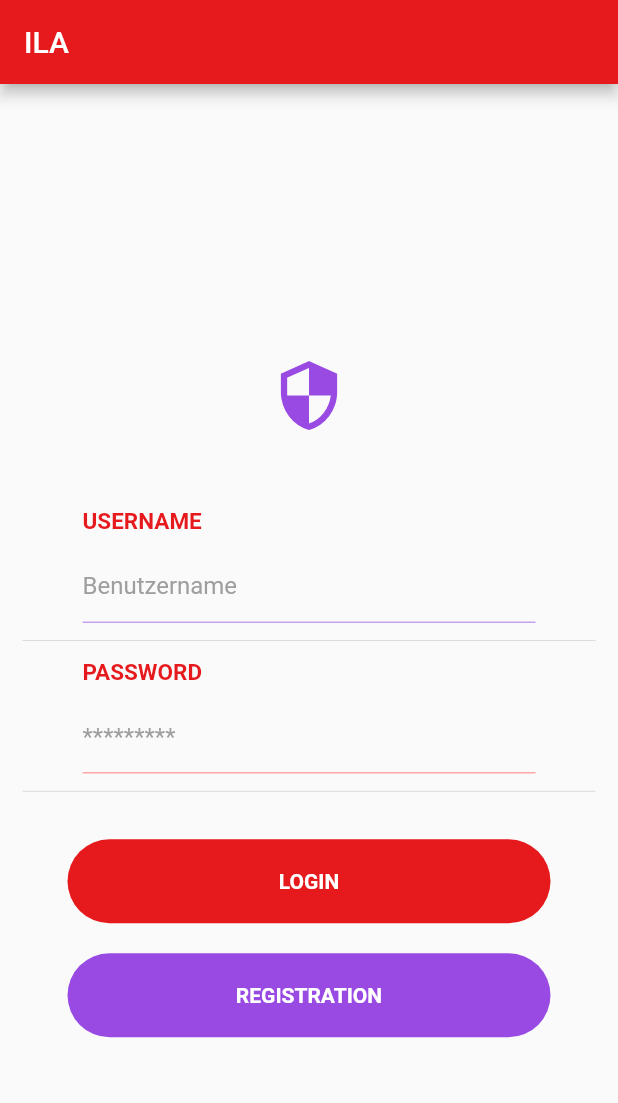
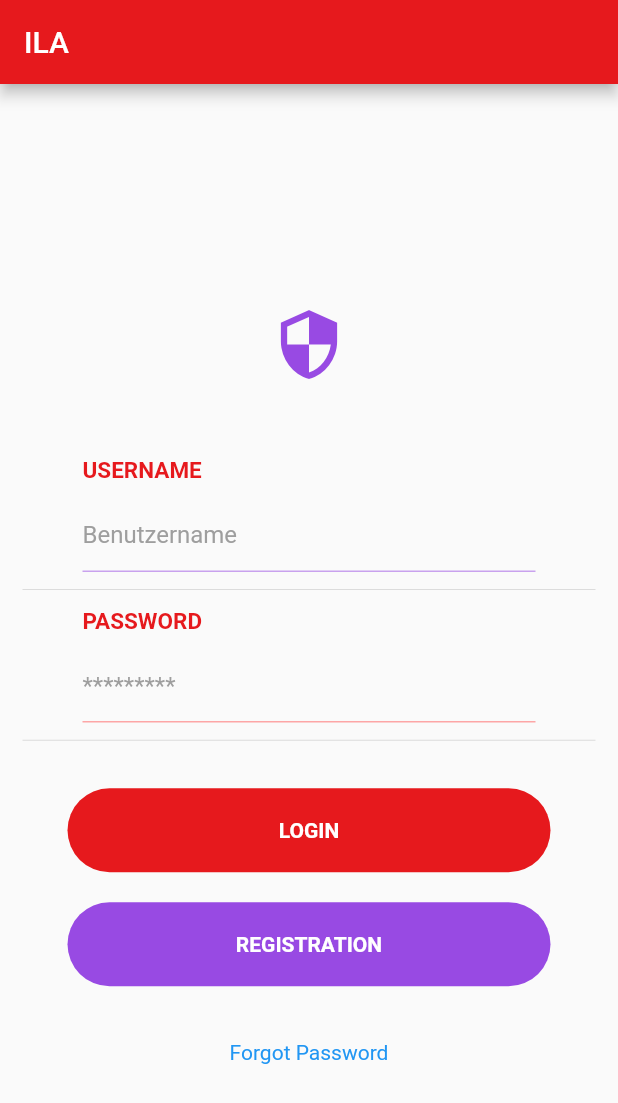
Before and after one commit to mobileappdevhm19/ILA-Flutter, a Flutter app: the screen it shows after launch, on a phone screen of 412 x 824 dp. Shown: the top 1103 px of the screen. Run offline on Flutter 3.47's test engine with Material 2 defaults, Android fonts, the phone set to English and light mode, and no system bars; our stand-ins replace flutter_secure_storage; missing offline and left inert: jaguar_jwt.

Commit message:
Created the forgot password page. Need to implement actual function.

```diff
--- a/ila/lib/helpers/routes.dart
+++ b/ila/lib/helpers/routes.dart
@@ -1,6 +1,7 @@
 import 'package:flutter/material.dart';
 import 'package:ila/views/addCourseView.dart';
 import 'package:ila/views/courseView.dart';
+import 'package:ila/views/forgotPassword.dart';
 import 'package:ila/views/homeView.dart';
 import 'package:ila/views/lectureView.dart';
 import 'package:ila/views/loginView.dart';
@@ -29,6 +30,8 @@ Widget _buildRoute({
       return LoginView();
     case '/registration':
       return RegistrationView();
+    case '/forgotPassword':
+      return ForgotPassword();
     case '/settings':
       return SettingsView();
     case '/course':
--- a/ila/lib/views/loginView.dart
+++ b/ila/lib/views/loginView.dart
@@ -243,6 +243,33 @@ class _LoginViewState extends State<LoginView> {
                             ],
                           ),
                         ),
+                        new Container(
+                          margin: EdgeInsets.only(
+                            top: 20.0
+                          ),
+                          alignment: Alignment.center,
+                          child: new Row(
+                            mainAxisAlignment:
+                            MainAxisAlignment.center,
+                            children: <Widget>[
+                              new FlatButton(
+
+                                child: Text(
+                                  "Forgot Password",
+                                  textAlign: TextAlign.center,
+                                  style: TextStyle(
+                                      color: Colors.blue,
+                                      fontWeight: FontWeight.normal
+                                  ),
+                                ),
+                                onPressed: ()=>
+                                Navigator.pushNamed(context,
+                                '/forgotPassword'),
+                              ),
+
+                            ],
+                          )
+                        )
                       ],
                     ))));
   }
```
Also changed, not shown: ila/lib/views/forgotPassword.dart (added, +148 -0 lines).
